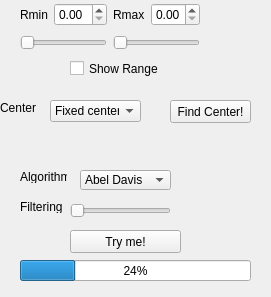
Before: the Qt Designer form UI/panels/ui/VMI_toolbox.ui in Attolab/analysis_GUI_Qt, drawn with Qt 5.
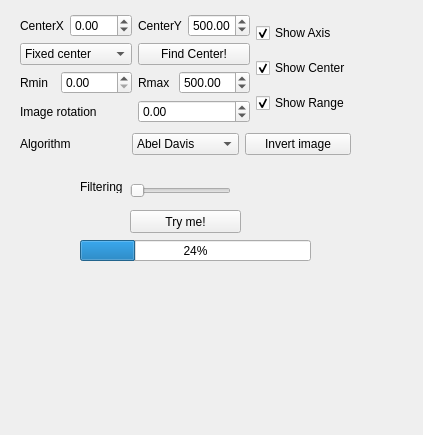
After: the same form once the commit is applied.

Commit message: Change toolbox panel to belong to VMI panel

What changed in the file:
```diff
--- a/UI/panels/ui/VMI_toolbox.ui
+++ b/UI/panels/ui/VMI_toolbox.ui
@@ -6,8 +6,8 @@
    <rect>
     <x>0</x>
     <y>0</y>
-    <width>271</width>
-    <height>297</height>
+    <width>423</width>
+    <height>435</height>
    </rect>
   </property>
   <property name="sizePolicy">
@@ -25,81 +25,11 @@
   <property name="windowTitle">
    <string>Form</string>
   </property>
-  <widget class="QComboBox" name="center_type_combobox">
-   <property name="geometry">
-    <rect>
-     <x>50</x>
-     <y>100</y>
-     <width>91</width>
-     <height>22</height>
-    </rect>
-   </property>
-   <item>
-    <property name="text">
-     <string>Fixed center</string>
-    </property>
-   </item>
-   <item>
-    <property name="text">
-     <string>Mean center</string>
-    </property>
-   </item>
-   <item>
-    <property name="text">
-     <string>Simplex center</string>
-    </property>
-   </item>
-  </widget>
-  <widget class="QComboBox" name="abel_inversion_sel_combobox">
-   <property name="geometry">
-    <rect>
-     <x>80</x>
-     <y>170</y>
-     <width>91</width>
-     <height>20</height>
-    </rect>
-   </property>
-   <item>
-    <property name="text">
-     <string>Abel Davis</string>
-    </property>
-   </item>
-   <item>
-    <property name="text">
-     <string>Basex</string>
-    </property>
-   </item>
-   <item>
-    <property name="text">
-     <string>Dasch</string>
-    </property>
-   </item>
-   <item>
-    <property name="text">
-     <string>Direct</string>
-    </property>
-   </item>
-   <item>
-    <property name="text">
-     <string>Hansenlaw</string>
-    </property>
-   </item>
-   <item>
-    <property name="text">
-     <string>Linbasex</string>
-    </property>
-   </item>
-   <item>
-    <property name="text">
-     <string>Onion peeling</string>
-    </property>
-   </item>
-  </widget>
   <widget class="QProgressBar" name="progressBar">
    <property name="geometry">
     <rect>
-     <x>20</x>
-     <y>260</y>
+     <x>80</x>
+     <y>240</y>
      <width>231</width>
      <height>21</height>
     </rect>
@@ -111,8 +41,8 @@
   <widget class="QPushButton" name="pushButton">
    <property name="geometry">
     <rect>
-     <x>70</x>
-     <y>230</y>
+     <x>130</x>
+     <y>210</y>
      <width>111</width>
      <height>23</height>
     </rect>
@@ -121,37 +51,11 @@
     <string>Try me!</string>
    </property>
   </widget>
-  <widget class="QLabel" name="center_type_label">
-   <property name="geometry">
-    <rect>
-     <x>0</x>
-     <y>100</y>
-     <width>47</width>
-     <height>16</height>
-    </rect>
-   </property>
-   <property name="text">
-    <string>Center</string>
-   </property>
-  </widget>
-  <widget class="QLabel" name="abel_inversion_sel_label">
-   <property name="geometry">
-    <rect>
-     <x>20</x>
-     <y>170</y>
-     <width>47</width>
-     <height>13</height>
-    </rect>
-   </property>
-   <property name="text">
-    <string>Algorithm</string>
-   </property>
-  </widget>
   <widget class="QLabel" name="data_filter_label">
    <property name="geometry">
     <rect>
-     <x>20</x>
-     <y>200</y>
+     <x>80</x>
+     <y>180</y>
      <width>47</width>
      <height>13</height>
     </rect>
@@ -163,8 +67,8 @@
   <widget class="QSlider" name="data_filter_slider">
    <property name="geometry">
     <rect>
-     <x>70</x>
-     <y>200</y>
+     <x>130</x>
+     <y>180</y>
      <width>101</width>
      <height>22</height>
     </rect>
@@ -173,95 +77,268 @@
     <enum>Qt::Horizontal</enum>
    </property>
   </widget>
-  <widget class="QPushButton" name="findcenter_button">
-   <property name="geometry">
-    <rect>
-     <x>170</x>
-     <y>100</y>
-     <width>81</width>
-     <height>23</height>
-    </rect>
-   </property>
-   <property name="text">
-    <string>Find Center!</string>
-   </property>
-  </widget>
-  <widget class="QCheckBox" name="checkBox">
-   <property name="geometry">
-    <rect>
-     <x>70</x>
-     <y>60</y>
-     <width>91</width>
-     <height>17</height>
-    </rect>
-   </property>
-   <property name="text">
-    <string>Show Range</string>
-   </property>
-  </widget>
   <widget class="QWidget" name="">
    <property name="geometry">
     <rect>
      <x>20</x>
-     <y>0</y>
-     <width>180</width>
-     <height>54</height>
+     <y>10</y>
+     <width>331</width>
+     <height>150</height>
     </rect>
    </property>
-   <layout class="QHBoxLayout" name="horizontalLayout_3">
+   <layout class="QVBoxLayout" name="verticalLayout">
     <item>
-     <layout class="QVBoxLayout" name="verticalLayout_2">
+     <layout class="QHBoxLayout" name="horizontalLayout_9">
       <item>
-       <layout class="QHBoxLayout" name="horizontalLayout_2">
-        <item>
-         <widget class="QLabel" name="Rmin_label">
-          <property name="text">
-           <string>Rmin</string>
-          </property>
-         </widget>
+       <layout class="QGridLayout" name="gridLayout">
+        <item row="0" column="0">
+         <layout class="QHBoxLayout" name="horizontalLayout_4">
+          <item>
+           <layout class="QHBoxLayout" name="horizontalLayout_5">
+            <item>
+             <widget class="QLabel" name="imageCentX_label">
+              <property name="text">
+               <string>CenterX</string>
+              </property>
+             </widget>
+            </item>
+            <item>
+             <widget class="QDoubleSpinBox" name="imageCentX_value">
+              <property name="keyboardTracking">
+               <bool>false</bool>
+              </property>
+              <property name="minimum">
+               <double>-1500.000000000000000</double>
+              </property>
+              <property name="maximum">
+               <double>1500.000000000000000</double>
+              </property>
+             </widget>
+            </item>
+           </layout>
+          </item>
+          <item>
+           <layout class="QHBoxLayout" name="horizontalLayout_6">
+            <item>
+             <widget class="QLabel" name="imageCentY_label">
+              <property name="text">
+               <string>CenterY</string>
+              </property>
+             </widget>
+            </item>
+            <item>
+             <widget class="QDoubleSpinBox" name="imageCentY_value">
+              <property name="keyboardTracking">
+               <bool>false</bool>
+              </property>
+              <property name="minimum">
+               <double>-1500.000000000000000</double>
+              </property>
+              <property name="maximum">
+               <double>1500.000000000000000</double>
+              </property>
+              <property name="value">
+               <double>500.000000000000000</double>
+              </property>
+             </widget>
+            </item>
+           </layout>
+          </item>
+         </layout>
         </item>
-        <item>
-         <widget class="QDoubleSpinBox" name="Rmin_spinbox">
-          <property name="keyboardTracking">
-           <bool>false</bool>
-          </property>
-         </widget>
+        <item row="1" column="0">
+         <layout class="QHBoxLayout" name="horizontalLayout_8">
+          <item>
+           <widget class="QComboBox" name="center_type_combobox">
+            <item>
+             <property name="text">
+              <string>Fixed center</string>
+             </property>
+            </item>
+            <item>
+             <property name="text">
+              <string>Mean center</string>
+             </property>
+            </item>
+            <item>
+             <property name="text">
+              <string>Simplex center</string>
+             </property>
+            </item>
+           </widget>
+          </item>
+          <item>
+           <widget class="QPushButton" name="findcenter_button">
+            <property name="text">
+             <string>Find Center!</string>
+            </property>
+           </widget>
+          </item>
+         </layout>
+        </item>
+        <item row="2" column="0">
+         <layout class="QHBoxLayout" name="horizontalLayout_3">
+          <item>
+           <layout class="QHBoxLayout" name="horizontalLayout_2">
+            <item>
+             <widget class="QLabel" name="Rmin_label">
+              <property name="text">
+               <string>Rmin</string>
+              </property>
+             </widget>
+            </item>
+            <item>
+             <widget class="QDoubleSpinBox" name="Rmin_spinbox">
+              <property name="keyboardTracking">
+               <bool>false</bool>
+              </property>
+              <property name="maximum">
+               <double>1500.000000000000000</double>
+              </property>
+             </widget>
+            </item>
+           </layout>
+          </item>
+          <item>
+           <layout class="QHBoxLayout" name="horizontalLayout">
+            <item>
+             <widget class="QLabel" name="Rmax_label">
+              <property name="text">
+               <string>Rmax</string>
+              </property>
+             </widget>
+            </item>
+            <item>
+             <widget class="QDoubleSpinBox" name="Rmax_spinbox">
+              <property name="keyboardTracking">
+               <bool>false</bool>
+              </property>
+              <property name="maximum">
+               <double>1500.000000000000000</double>
+              </property>
+              <property name="value">
+               <double>500.000000000000000</double>
+              </property>
+             </widget>
+            </item>
+           </layout>
+          </item>
+         </layout>
+        </item>
+        <item row="3" column="0">
+         <layout class="QHBoxLayout" name="horizontalLayout_7">
+          <item>
+           <widget class="QLabel" name="imageRot_label">
+            <property name="text">
+             <string>Image rotation</string>
+            </property>
+           </widget>
+          </item>
+          <item>
+           <widget class="QDoubleSpinBox" name="imageRot_value">
+            <property name="keyboardTracking">
+             <bool>false</bool>
+            </property>
+            <property name="minimum">
+             <double>-360.000000000000000</double>
+            </property>
+            <property name="maximum">
+             <double>360.000000000000000</double>
+            </property>
+           </widget>
+          </item>
+         </layout>
         </item>
        </layout>
       </item>
       <item>
-       <widget class="QSlider" name="Rmin_slider">
-        <property name="orientation">
-         <enum>Qt::Horizontal</enum>
-        </property>
-       </widget>
+       <layout class="QVBoxLayout" name="verticalLayout_5">
+        <item>
+         <widget class="QCheckBox" name="showAxis_checkBox">
+          <property name="text">
+           <string>Show Axis</string>
+          </property>
+          <property name="checked">
+           <bool>true</bool>
+          </property>
+         </widget>
+        </item>
+        <item>
+         <widget class="QCheckBox" name="showCenter_checkBox">
+          <property name="text">
+           <string>Show Center</string>
+          </property>
+          <property name="checked">
+           <bool>true</bool>
+          </property>
+         </widget>
+        </item>
+        <item>
+         <widget class="QCheckBox" name="showRange_checkBox">
+          <property name="text">
+           <string>Show Range</string>
+          </property>
+          <property name="checked">
+           <bool>true</bool>
+          </property>
+         </widget>
+        </item>
+       </layout>
       </item>
      </layout>
     </item>
     <item>
-     <layout class="QVBoxLayout" name="verticalLayout">
+     <layout class="QHBoxLayout" name="horizontalLayout_10">
       <item>
-       <layout class="QHBoxLayout" name="horizontalLayout">
+       <widget class="QLabel" name="abel_inversion_sel_label">
+        <property name="text">
+         <string>Algorithm</string>
+        </property>
+       </widget>
+      </item>
+      <item>
+       <widget class="QComboBox" name="abel_inversion_sel_combobox">
         <item>
-         <widget class="QLabel" name="Rmax_label">
-          <property name="text">
-           <string>Rmax</string>
-          </property>
-         </widget>
+         <property name="text">
+          <string>Abel Davis</string>
+         </property>
         </item>
         <item>
-         <widget class="QDoubleSpinBox" name="Rmax_spinbox">
-          <property name="keyboardTracking">
-           <bool>false</bool>
-          </property>
-         </widget>
+         <property name="text">
+          <string>Basex</string>
+         </property>
         </item>
-       </layout>
+        <item>
+         <property name="text">
+          <string>Dasch</string>
+         </property>
+        </item>
+        <item>
+         <property name="text">
+          <string>Direct</string>
+         </property>
+        </item>
+        <item>
+         <property name="text">
+          <string>Hansenlaw</string>
+         </property>
+        </item>
+        <item>
+         <property name="text">
+          <string>Linbasex</string>
+         </property>
+        </item>
+        <item>
+         <property name="text">
+          <string>Onion peeling</string>
+         </property>
+        </item>
+       </widget>
       </item>
       <item>
-       <widget class="QSlider" name="Rmax_slider">
-        <property name="orientation">
-         <enum>Qt::Horizontal</enum>
+       <widget class="QPushButton" name="abel_inversion_pushbutton">
+        <property name="text">
+         <string>Invert image</string>
         </property>
        </widget>
       </item>
```
The commit also changes 7 other files.
